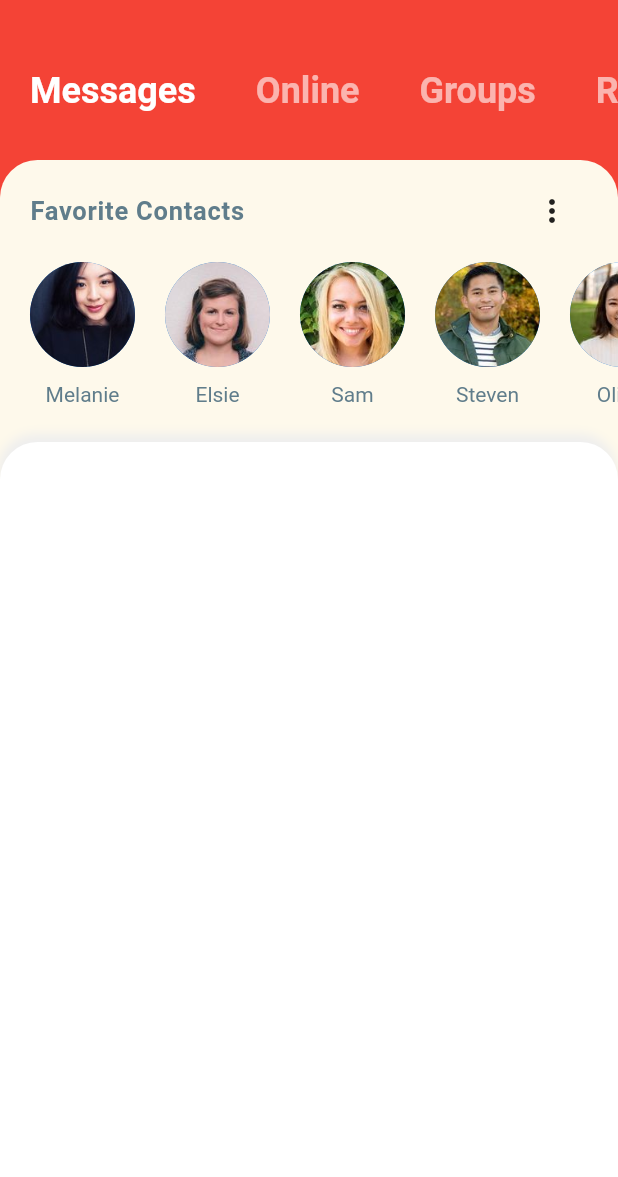
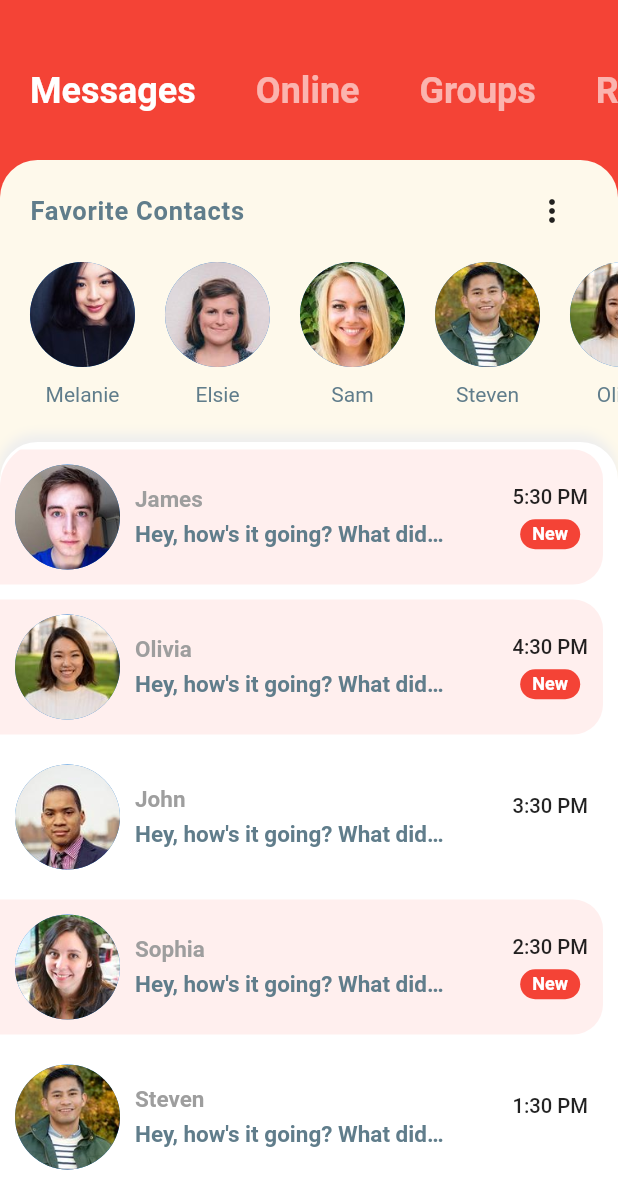
Before and after one commit to Jaybee4real/Chat_UI, a Flutter app: the screen it shows after launch, on a phone screen of 412 x 824 dp, the part 59-1236 px from its top. Run offline on Flutter 3.47's test engine with Material 2 defaults, Android fonts, the phone set to English and light mode, and no system bars.

Commit message:
_done with chatlist

```diff
--- a/lib/models/message_model.dart
+++ b/lib/models/message_model.dart
@@ -38,3 +38,102 @@ final User elsie =
 
 // FAVORITE CONTACTS
 List<User> favorites = [melanie, elsie, sam, steven, olivia, john, greg];
+
+// EXAMPLE CHATS ON HOME SCREEN
+List<Message> chats = [
+  Message(
+    sender: james,
+    time: '5:30 PM',
+    text: 'Hey, how\'s it going? What did you do today?',
+    isLiked: false,
+    unread: true,
+  ),
+  Message(
+    sender: olivia,
+    time: '4:30 PM',
+    text: 'Hey, how\'s it going? What did you do today?',
+    isLiked: false,
+    unread: true,
+  ),
+  Message(
+    sender: john,
+    time: '3:30 PM',
+    text: 'Hey, how\'s it going? What did you do today?',
+    isLiked: false,
+    unread: false,
+  ),
+  Message(
+    sender: sophia,
+    time: '2:30 PM',
+    text: 'Hey, how\'s it going? What did you do today?',
+    isLiked: false,
+    unread: true,
+  ),
+  Message(
+    sender: steven,
+    time: '1:30 PM',
+    text: 'Hey, how\'s it going? What did you do today?',
+    isLiked: false,
+    unread: false,
+  ),
+  Message(
+    sender: sam,
+    time: '12:30 PM',
+    text: 'Hey, how\'s it going? What did you do today?',
+    isLiked: false,
+    unread: false,
+  ),
+  Message(
+    sender: greg,
+    time: '11:30 AM',
+    text: 'Hey, how\'s it going? What did you do today?',
+    isLiked: false,
+    unread: false,
+  ),
+];
+
+// EXAMPLE MESSAGES IN CHAT SCREEN
+List<Message> messages = [
+  Message(
+    sender: james,
+    time: '5:30 PM',
+    text: 'Hey, how\'s it going? What did you do today?',
+    isLiked: true,
+    unread: true,
+  ),
+  Message(
+    sender: currentUser,
+    time: '4:30 PM',
+    text: 'Just walked my doge. She was super duper cute. The best pupper!!',
+    isLiked: false,
+    unread: true,
+  ),
+  Message(
+    sender: james,
+    time: '3:45 PM',
+    text: 'How\'s the doggo?',
+    isLiked: false,
+    unread: true,
+  ),
+  Message(
+    sender: james,
+    time: '3:15 PM',
+    text: 'All the food',
+    isLiked: true,
+    unread: true,
+  ),
+  Message(
+    sender: currentUser,
+    time: '2:30 PM',
+    text: 'Nice! What kind of food did you eat?',
+    isLiked: false,
+    unread: true,
+  ),
+  Message(
+    sender: james,
+    time: '2:00 PM',
+    text: 'I ate so much food today.',
+    isLiked: false,
+    unread: true,
+  ),
+];
--- a/lib/screens/home.dart
+++ b/lib/screens/home.dart
@@ -2,6 +2,7 @@ import 'package:flutter/material.dart';
 import 'package:flutter_chat_ui/widgets/category_selector.dart';
 import 'package:flutter_chat_ui/widgets/favorite_contacts.dart';
 import 'package:flutter_chat_ui/widgets/drawer.dart';
+import 'package:flutter_chat_ui/widgets/recent_chats.dart';
 
 class HomeScreen extends StatefulWidget {
   @override
@@ -13,9 +14,7 @@ class _HomeScreenState extends State<HomeScreen> {
   Widget build(BuildContext context) {
     return Scaffold(
       backgroundColor: Theme.of(context).primaryColor,
-      drawer: Drawer(
-        child: AppDrawer()
-      ),
+      drawer: Drawer(child: AppDrawer()),
       appBar: AppBar(
           elevation: 0.0,
           actions: <Widget>[
@@ -40,22 +39,7 @@ class _HomeScreenState extends State<HomeScreen> {
               child: Column(
                 children: [
                   FavoriteContacts(),
-                  Expanded(
-                    child: Container(
-                      height: 300,
-                      decoration: BoxDecoration(
-                          color: Colors.white,
-                          boxShadow: [
-                            BoxShadow(
-                                color: Colors.grey.shade200,
-                                blurRadius: 5,
-                                offset: Offset(-1, -5)),
-                          ],
-                          borderRadius: BorderRadius.only(
-                              topLeft: Radius.circular(25.0),
-                              topRight: Radius.circular(25.0))),
-                    ),
-                  )
+                  RecentChats()
                 ],
               ),
             ),
--- /dev/null
+++ b/lib/widgets/recent_chats.dart
@@ -0,0 +1,105 @@
+import 'package:flutter/material.dart';
+import 'package:flutter_chat_ui/models/message_model.dart';
+
+class RecentChats extends StatelessWidget {
+  const RecentChats({Key? key}) : super(key: key);
+
+  @override
+  Widget build(BuildContext context) {
+    return Expanded(
+      child: Container(
+          height: 300,
+          decoration: BoxDecoration(
+              color: Colors.white,
+              boxShadow: [
+                BoxShadow(
+                    color: Colors.grey.shade200,
+                    blurRadius: 5,
+                    offset: Offset(-1, -5)),
+              ],
+              borderRadius: BorderRadius.only(
+                  topLeft: Radius.circular(25.0),
+                  topRight: Radius.circular(25.0))),
+          child: ClipRRect(
+            borderRadius: BorderRadius.only(
+                topLeft: Radius.circular(30.0),
+                topRight: Radius.circular(30.0)),
+            child: ListView.builder(
+              itemCount: chats.length,
+              itemBuilder: (BuildContext context, int index) {
+                final chat = chats[index];
+                return Container(
+                  margin: EdgeInsets.only(top: 5.0, bottom: 5.0, right: 10.0),
+                  padding:
+                      EdgeInsets.symmetric(horizontal: 10.0, vertical: 10.0),
+                  decoration: BoxDecoration(
+                      color: chat.unread ? Color(0xFFFFEFEE) : Colors.white,
+                      borderRadius: BorderRadius.only(
+                          topRight: Radius.circular(20.0),
+                          bottomRight: Radius.circular(20.0))),
+                  child: Row(
+                    mainAxisAlignment: MainAxisAlignment.spaceBetween,
+                    children: [
+                      Row(
+                        children: [
+                          CircleAvatar(
+                            radius: 35.0,
+                            backgroundImage: AssetImage(chat.sender.imageUrl),
+                          ),
+                          SizedBox(width: 10.0),
+                          Column(
+                            crossAxisAlignment: CrossAxisAlignment.start,
+                            children: [
+                              Text(chat.sender.name,
+                                  style: TextStyle(
+                                      color: Colors.grey,
+                                      fontSize: 15.0,
+                                      fontWeight: FontWeight.bold)),
+                              SizedBox(height: 5.0),
+                              Container(
+                                width: MediaQuery.of(context).size.width * 0.50,
+                                child: Text(
+                                  chat.text,
+                                  style: TextStyle(
+                                      color: Colors.blueGrey,
+                                      fontSize: 15.0,
+                                      fontWeight: FontWeight.w600),
+                                  overflow: TextOverflow.ellipsis,
+                                ),
+                              )
+                            ],
+                          )
+                        ],
+                      ),
+                      Column(
+                        children: [
+                          Text(chat.time, style: TextStyle(fontSize: 13.5, fontWeight: FontWeight.w500),),
+                          chat.unread
+                              ? Container(
+                                  width: 40,
+                                  height: 20,
+                                  margin: EdgeInsets.only(top: 7.0),
+                                  decoration: BoxDecoration(
+                                    color: Theme.of(context).primaryColor,
+                                    borderRadius: BorderRadius.circular(30.0),
+                                  ),
+                                  alignment: Alignment.center,
+                                  child: Text(
+                                    "New",
+                                    style: TextStyle(
+                                        fontSize: 12.0,
+                                        color: Colors.white,
+                                        fontWeight: FontWeight.bold),
+                                  ))
+                              : Text(" ")
+                        ],
+                      )
+                    ],
+                  ),
+                );
+              },
+            ),
+          )),
+    );
+  }
+}
```
